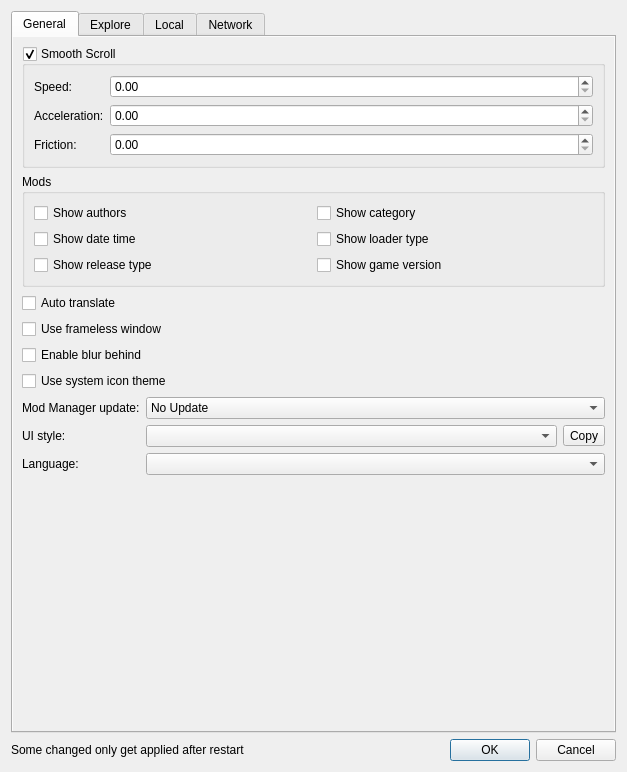
Qt form src/ui/preferences.ui (kaniol-lck/modmanager) before a commit.
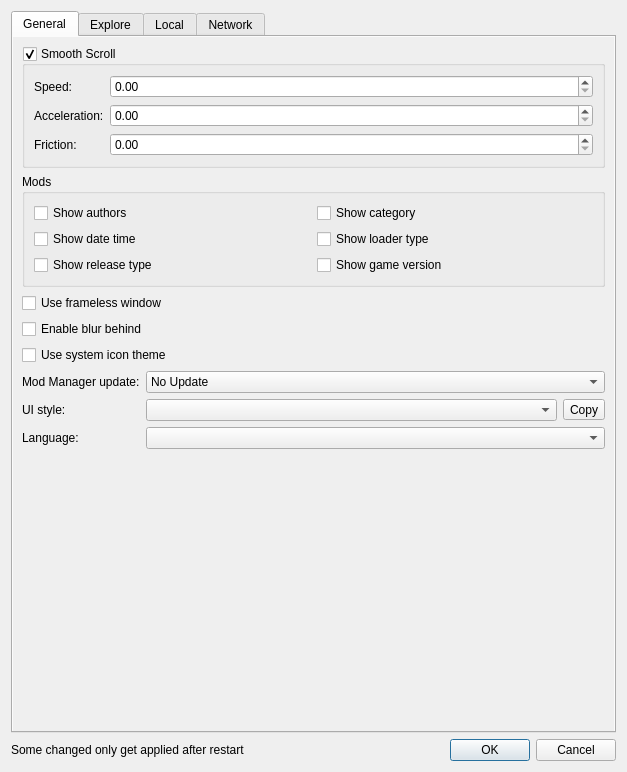
The same form after that commit. Icons and pictures are not drawn.

Patch:
```diff
--- a/src/ui/preferences.ui
+++ b/src/ui/preferences.ui
@@ -179,13 +179,6 @@
              </layout>
             </widget>
            </item>
-           <item>
-            <widget class="QCheckBox" name="autoTranslate">
-             <property name="text">
-              <string>Auto translate</string>
-             </property>
-            </widget>
-           </item>
            <item>
             <widget class="QCheckBox" name="useFramelessWindow">
              <property name="text">
```
Left out of the diff: 5 changed lines with no effect on the pictures.
